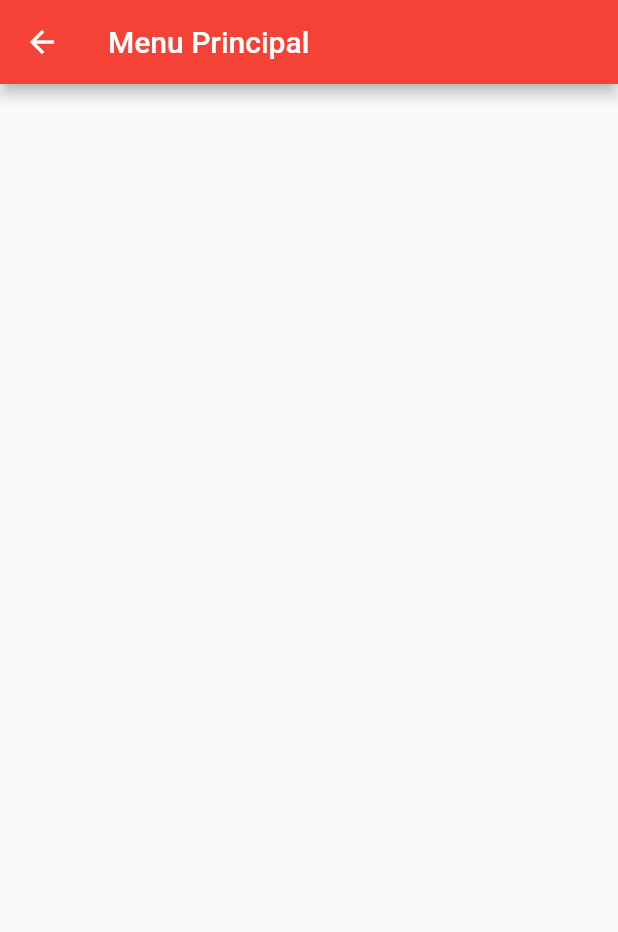
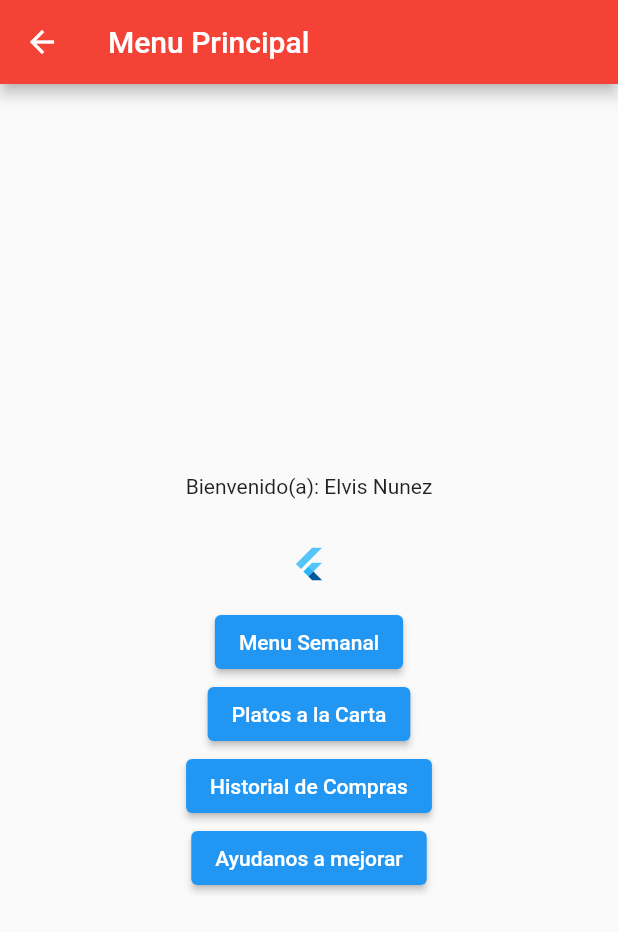
Before and after one commit to FoodYeahInc/FlutterApp, a Flutter app: the MainMenuWidget screen opened directly, on a phone screen of 412 x 824 dp. Shown: the top 932 px of the screen. Run offline on Flutter 3.47's test engine with Material 2 defaults, Android fonts, the phone set to English and light mode, and no system bars.

Commit message:
Add menu principal

```diff
--- a/lib/main_menu.dart
+++ b/lib/main_menu.dart
@@ -19,5 +19,43 @@ class MainMenuWidget extends StatelessWidget {
 
 // Reemplaza con tu codigo
 Widget _myView(BuildContext context) {
-  return ListView();
+  return Center(
+    child: Column(mainAxisSize: MainAxisSize.min, children: <Widget>[
+      Padding(
+          padding: const EdgeInsets.all(32.0),
+          child: Text("Bienvenido(a): Elvis Nunez")
+      ),
+      Padding(
+          padding: const EdgeInsets.only(bottom: 16),
+          child: FittedBox(
+            fit: BoxFit.fill, // otherwise the logo will be tiny
+            child: const FlutterLogo(),
+          ),
+      ),
+      ElevatedButton(
+        child: Text('Menu Semanal'),
+        onPressed: () {
+          // Navigate to second route when tapped.
+        },
+      ),
+      ElevatedButton(
+        child: Text('Platos a la Carta'),
+        onPressed: () {
+          // Navigate to second route when tapped.
+        },
+      ),
+      ElevatedButton(
+        child: Text('Historial de Compras'),
+        onPressed: () {
+          // Navigate to second route when tapped.
+        },
+      ),
+      ElevatedButton(
+        child: Text('Ayudanos a mejorar'),
+        onPressed: () {
+          // Navigate to second route when tapped.
+        },
+      ),
+    ]),
+  );
 }
```
